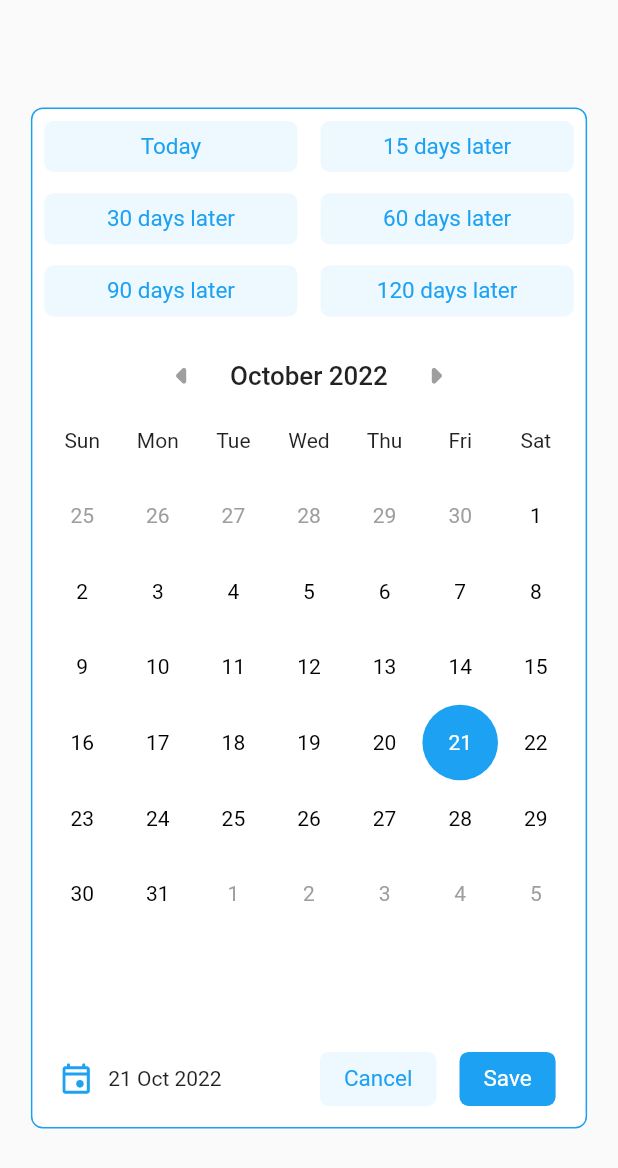
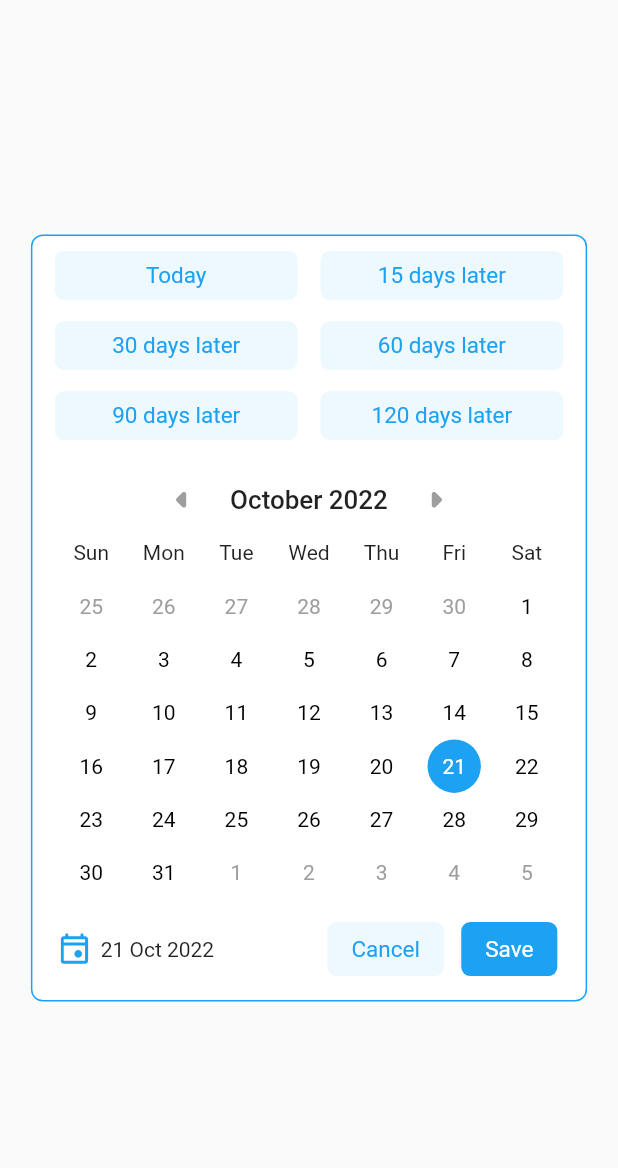
Before and after one commit to Vijay053/MevolveSampleApp, a Flutter app: the MevolveCalendar widget shown alone on an empty page, opened directly, on a phone screen of 412 x 824 dp. Shown: the top 1168 px of the screen. Run offline on Flutter 3.47's test engine with Material 2 defaults, Android fonts, the phone set to English and light mode, and no system bars; our stand-ins replace flutter_screenutil, flutter_svg.

Commit message:
Fixed UI issues for different size screens.

```diff
--- a/lib/mevolve_calendar/custom_widgets/calendar.dart
+++ b/lib/mevolve_calendar/custom_widgets/calendar.dart
@@ -78,7 +78,7 @@ class _CalenderWidgetState extends State<CalenderWidget> {
           ],
         ),
         SizedBox(
-            height: 480.h,
+            height: 290.h,
             child: PageView.builder(
               controller: _pageController,
               onPageChanged: (index) {
@@ -94,14 +94,14 @@ class _CalenderWidgetState extends State<CalenderWidget> {
 }
 
 class _DateViewWidget extends StatelessWidget {
-  final int index;
+  final int pageIndex;
 
-  const _DateViewWidget(this.index, {Key? key}) : super(key: key);
+  const _DateViewWidget(this.pageIndex, {Key? key}) : super(key: key);
 
   @override
   Widget build(BuildContext context) {
     final datePickerController = Provider.of<DatePickerController>(context);
-    final monthToShowDate = datePickerController.getDateFromIndex(index);
+    final monthToShowDate = datePickerController.getDateFromIndex(pageIndex);
     final monthStartDate =
         DateTime(monthToShowDate.year, monthToShowDate.month, 1);
     final monthEndDate =
@@ -111,36 +111,9 @@ class _DateViewWidget extends StatelessWidget {
     final endDate = monthEndDate.add(Duration(days: 7 - monthEndDate.weekday));
     return ValueListenableBuilder(
       valueListenable: datePickerController.selectedDate,
-      builder: (context, value, child) => GridView.builder(
-        padding: const EdgeInsets.all(0),
-        itemCount: endDate.difference(startDate).inDays + 7,
-        physics: const NeverScrollableScrollPhysics(),
-        gridDelegate: const SliverGridDelegateWithFixedCrossAxisCount(
-          crossAxisCount: 7,
-        ),
-        itemBuilder: (context, index) {
-          if (index < 7) return _getHeaderWidget(index);
-          final date = startDate.add(Duration(days: (index - 7)));
-          if ((date.isAfter(monthStartDate) ||
-                  date.isAtSameMomentAs(monthStartDate)) &&
-              (date.isBefore(monthEndDate) ||
-                  date.isAtSameMomentAs(monthEndDate))) {
-            if (date
-                .isAtSameMomentAs(datePickerController.selectedDate.value)) {
-              return _DateTextWidget(
-                date,
-                isSelected: true,
-              );
-            } else {
-              return _DateTextWidget(date);
-            }
-          } else {
-            return _DateTextWidget(
-              date,
-              isCurrentMonthDate: false,
-            );
-          }
-        },
+      builder: (context, selectedDate, child) => Column(
+        children: getItems(startDate, monthStartDate, monthEndDate,
+            selectedDate, endDate.difference(startDate).inDays + 7),
       ),
     );
   }
@@ -165,6 +138,45 @@ class _DateViewWidget extends StatelessWidget {
         return Container();
     }
   }
+
+  List<Widget> getItems(DateTime startDate, DateTime monthStartDate,
+      DateTime monthEndDate, DateTime selectedDate, int totalItems) {
+    List<Widget> widgets = [];
+    for (int row = 0; row < (totalItems / 7); row++) {
+      List<Widget> rowItems = [];
+      for (int column = 0; column < 7; column++) {
+        int index = (row * 7) + column;
+        if (index < 7) {
+          rowItems.add(_getHeaderWidget(index));
+        } else {
+          final date = startDate.add(Duration(days: (index - 7)));
+          if ((date.isAfter(monthStartDate) ||
+                  date.isAtSameMomentAs(monthStartDate)) &&
+              (date.isBefore(monthEndDate) ||
+                  date.isAtSameMomentAs(monthEndDate))) {
+            if (date.isAtSameMomentAs(selectedDate)) {
+              rowItems.add(_DateTextWidget(
+                date,
+                isSelected: true,
+              ));
+            } else {
+              rowItems.add(_DateTextWidget(date));
+            }
+          } else {
+            rowItems.add(_DateTextWidget(
+              date,
+              isCurrentMonthDate: false,
+            ));
+          }
+        }
+      }
+      widgets.add(Row(
+        mainAxisAlignment: MainAxisAlignment.spaceBetween,
+        children: rowItems,
+      ));
+    }
+    return widgets;
+  }
 }
 
 class _DateTextWidget extends StatelessWidget {
@@ -179,15 +191,16 @@ class _DateTextWidget extends StatelessWidget {
   @override
   Widget build(BuildContext context) {
     final datePickerController = Provider.of<DatePickerController>(context);
-    return InkWell(
+    return Flexible(
+      child: SizedBox(
+        height: 40.h,
+        child: InkWell(
           onTap: () {
             datePickerController.selectedDate.value = dateToShow;
           },
           borderRadius: BorderRadius.circular(25),
           child: isSelected
               ? Container(
-              width: 28.w,
-              height: 28.w,
                   decoration: BoxDecoration(
                       shape: BoxShape.circle, color: AppColors.darkBlue),
                   child: Center(
@@ -202,6 +215,8 @@ class _DateTextWidget extends StatelessWidget {
                   style: TextStyle(
                       color: isCurrentMonthDate ? Colors.black : Colors.grey),
                 )),
+        ),
+      ),
     );
   }
 }
@@ -213,9 +228,14 @@ class _DayNameWidget extends StatelessWidget {
 
   @override
   Widget build(BuildContext context) {
-    return Center(
+    return Flexible(
+      child: SizedBox(
+        height: 40.h,
+        child: Center(
             child: Text(
           dayName,
-    ));
+        )),
+      ),
+    );
   }
 }
--- a/lib/mevolve_calendar/custom_widgets/presets_widget.dart
+++ b/lib/mevolve_calendar/custom_widgets/presets_widget.dart
@@ -34,7 +34,8 @@ class PresetsWidget extends StatelessWidget {
                   builder: (context, selectedIndex, child) =>
                       (selectedIndex != null && selectedIndex == index)
                           ? ElevatedButton(
-                              onPressed: () {}, child: Text(presetItem.title))
+                              onPressed: () {},
+                              child: FittedBox(child: Text(presetItem.title)))
                           : CancelButton(
                               onPressed: () {
                                 datePickerController.selectedPreset.value =
@@ -42,7 +43,7 @@ class PresetsWidget extends StatelessWidget {
                                 datePickerController.selectDateWithDuration(
                                     presetItem.durationInDays);
                               },
-                              child: Text(presetItem.title)),
+                              child: FittedBox(child: Text(presetItem.title))),
                 );
               },
             ),
--- a/lib/mevolve_calendar/mevolve_calendar.dart
+++ b/lib/mevolve_calendar/mevolve_calendar.dart
@@ -24,8 +24,6 @@ class _MevolveCalendarState extends State<MevolveCalendar> {
   @override
   Widget build(BuildContext context) {
     return Center(
-      child: Container(
-        constraints: const BoxConstraints(maxWidth: 700),
       child: Material(
         color: Colors.transparent,
         child: MultiProvider(
@@ -40,8 +38,11 @@ class _MevolveCalendarState extends State<MevolveCalendar> {
               return FractionallySizedBox(
                 widthFactor: 0.9,
                 child: SingleChildScrollView(
+                  child: Center(
                     child: Container(
-                      padding: const EdgeInsets.all(8.0),
+                      constraints: BoxConstraints(maxWidth: 420.h),
+                      padding: const EdgeInsets.symmetric(
+                          horizontal: 15, vertical: 10.0),
                       decoration: BoxDecoration(
                           color: Colors.white,
                           borderRadius: BorderRadius.circular(8),
@@ -52,25 +53,33 @@ class _MevolveCalendarState extends State<MevolveCalendar> {
                           PresetsWidget(widget.presets),
                           const CalenderWidget(),
                           Padding(
-                            padding: const EdgeInsets.symmetric(horizontal: 12.0),
+                            padding: EdgeInsets.symmetric(horizontal: 4.w),
                             child: Row(
                               mainAxisAlignment: MainAxisAlignment.spaceBetween,
                               children: [
-                                Row(
+                                Flexible(
+                                  child: FittedBox(
+                                    child: Row(
                                       children: [
-                                    SvgPicture.asset('assets/svgs/calendar.svg'),
+                                        SvgPicture.asset(
+                                            'assets/svgs/calendar.svg'),
                                         SizedBox(
-                                      width: 12.w,
+                                          width: 8.w,
                                         ),
                                         ValueListenableBuilder(
                                           valueListenable:
                                               datePickerController.selectedDate,
-                                      builder: (context, value, child) => Text(
-                                          DateFormat('d MMM y').format(value)),
+                                          builder: (context, value, child) =>
+                                              Text(DateFormat('d MMM y')
+                                                  .format(value)),
                                         )
                                       ],
                                     ),
-                                Row(
+                                  ),
+                                ),
+                                Flexible(
+                                  child: FittedBox(
+                                    child: Row(
                                       children: [
                                         CancelButton(
                                             onPressed: () {
@@ -78,7 +87,7 @@ class _MevolveCalendarState extends State<MevolveCalendar> {
                                             },
                                             child: const Text('Cancel')),
                                         SizedBox(
-                                      width: 16.w,
+                                          width: 12.w,
                                         ),
                                         ElevatedButton(
                                             onPressed: () {
@@ -89,6 +98,8 @@ class _MevolveCalendarState extends State<MevolveCalendar> {
                                             },
                                             child: const Text('Save')),
                                       ],
+                                    ),
+                                  ),
                                 )
                               ],
                             ),
@@ -97,9 +108,9 @@ class _MevolveCalendarState extends State<MevolveCalendar> {
                       ),
                     ),
                   ),
+                ),
               );
             },
-            ),
           ),
         ),
       ),
```
Lines whose indentation alone changed are shown as unchanged.
